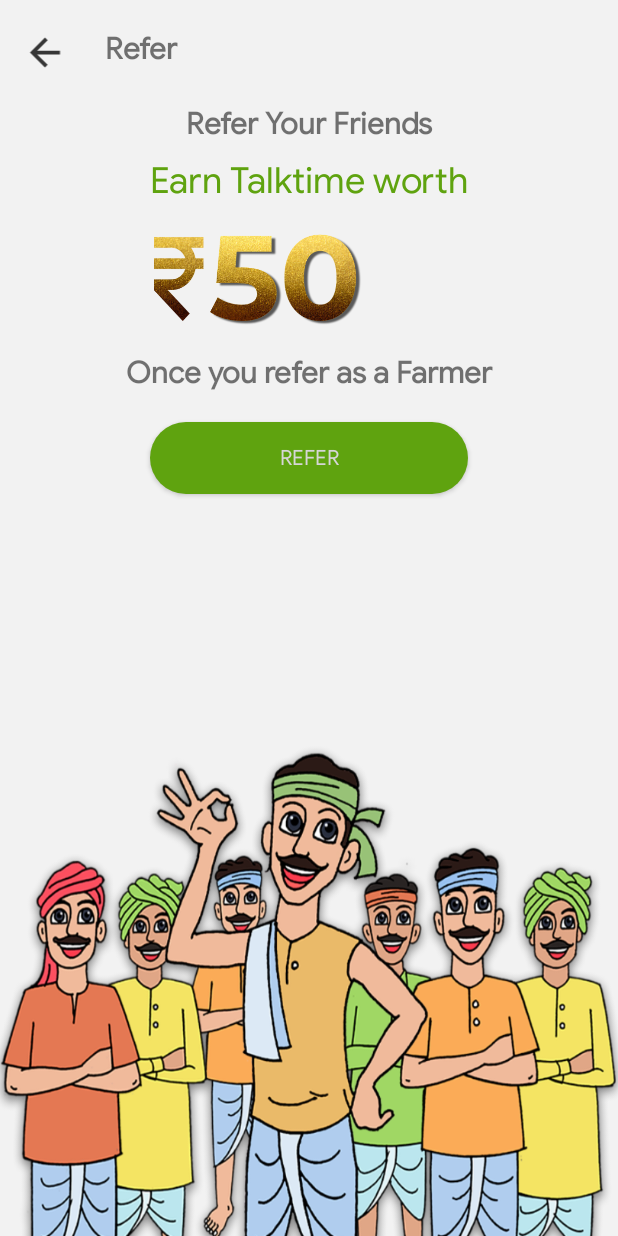
After one commit to priyankaagri/Agri10xWeb, an Android app: the layout activity_refer.xml on its own in the app's theme, with its tools: preview values and no code run, on a phone screen of 412 x 824 dp. The commit adds this screen. Run offline under Robolectric (Android 15) with nearby library versions, the phone set to English and light mode, and no system bars; Roboto replaces fonts that are not available here.

Commit message:
Initial commit

```diff
--- a/app/build.gradle
+++ b/app/build.gradle
@@ -36,6 +36,7 @@ dependencies {
     implementation 'androidx.lifecycle:lifecycle-extensions:2.2.0'
     implementation 'com.google.android.gms:play-services-maps:17.0.0'
     implementation 'androidx.preference:preference:1.1.1'
+    implementation 'androidx.wear:wear:1.0.0'
     androidTestImplementation 'androidx.test.ext:junit:1.1.2'
     implementation 'androidx.recyclerview:recyclerview:1.1.0'
     androidTestImplementation 'androidx.test.espresso:espresso-core:3.3.0'
@@ -103,4 +104,5 @@ dependencies {
     implementation 'com.google.android.gms:play-services-auth-api-phone:17.1.0'
     implementation 'org.jsoup:jsoup:1.13.1'
     implementation 'com.mikhaellopez:circularimageview:2.0.1'
+    compileOnly 'com.google.android.wearable:wearable:2.6.0'
 }
--- /dev/null
+++ b/app/src/main/res/layout/activity_refer.xml
@@ -0,0 +1,73 @@
+<?xml version="1.0" encoding="utf-8"?>
+<LinearLayout
+    xmlns:android="http://schemas.android.com/apk/res/android"
+    xmlns:app="http://schemas.android.com/apk/res-auto"
+    xmlns:tools="http://schemas.android.com/tools"
+    android:layout_width="match_parent"
+    android:layout_height="match_parent"
+    android:orientation="vertical"
+    android:background="@drawable/referralscreen_background"
+    tools:context=".Refer">
+    <RelativeLayout
+        android:layout_marginLeft="10dp"
+        android:layout_marginTop="20dp"
+        android:layout_width="match_parent"
+        android:layout_height="wrap_content">
+        <ImageView
+
+            android:src="@drawable/arrow_back"
+            android:id="@+id/img_arrow"
+            android:layout_width="40dp"
+            android:layout_height="30dp"/>
+        <TextView
+            android:layout_marginLeft="20dp"
+            android:layout_alignBaseline="@id/img_arrow"
+            android:layout_toRightOf="@+id/img_arrow"
+            android:text="Refer"
+            android:textStyle="bold"
+            android:textSize="20sp"
+            android:layout_width="match_parent"
+            android:layout_height="wrap_content"/>
+
+    </RelativeLayout>
+    <TextView
+        android:textStyle="bold"
+        android:layout_marginTop="20dp"
+        android:layout_width="match_parent"
+        android:layout_height="wrap_content"
+        android:text="Refer Your Friends"
+        android:textSize="20dp"
+        android:textAlignment="center"/>
+    <TextView
+        android:layout_marginTop="10dp"
+        android:layout_width="match_parent"
+        android:layout_height="wrap_content"
+        android:text="Earn Talktime worth"
+        android:textColor="@color/appgreen"
+        android:textSize="24dp"
+        android:textAlignment="center"/>
+    <ImageView
+        android:layout_marginLeft="30dp"
+        android:layout_marginRight="30dp"
+        android:layout_width="wrap_content"
+        android:layout_height="100dp"
+        android:src="@drawable/price"/>
+    <TextView
+        android:textStyle="bold"
+        android:layout_width="match_parent"
+        android:layout_height="wrap_content"
+        android:text="Once you refer as a Farmer"
+        android:textSize="20dp"
+        android:textAlignment="center"/>
+    <Button
+        android:id="@+id/btn_refer"
+        android:layout_marginTop="20dp"
+        android:layout_gravity="center"
+        android:layout_width="match_parent"
+        android:layout_height="wrap_content"
+        android:text="Refer"
+        android:textColor="@color/white"
+        android:layout_marginLeft="100dp"
+        android:layout_marginRight="100dp"
+        android:background="@drawable/btn_round"/>
+</LinearLayout>
--- /dev/null
+++ b/app/src/main/res/values-round/strings.xml
@@ -0,0 +1,3 @@
+<resources>
+    <string name="hello_world">Hello Round World!</string>
+</resources>
--- a/app/src/main/res/values/strings.xml
+++ b/app/src/main/res/values/strings.xml
@@ -40,4 +40,10 @@
 
     <!-- Sync Preferences -->
     <string name="sync_title">Enable Biometric Login</string>
+    <string name="title_activity_refer">Refer</string>
+    <!--
+    This string is used for square devices and overridden by hello_world in
+    values-round/strings.xml for round devices.
+    -->
+    <string name="hello_world">Hello Square World!</string>
 </resources>
```
Also changed, not shown: app/src/main/AndroidManifest.xml (+32 -13 lines), app/src/main/java/com/mobile/agri10x/Refer.java (added, +14 -0 lines), app/src/main/res/values/dimens.xml (+12 -0 lines), app/src/main/res/drawable-xhdpi/price.png (added), app/src/main/res/drawable-xhdpi/referralscreen_background.png (added).
